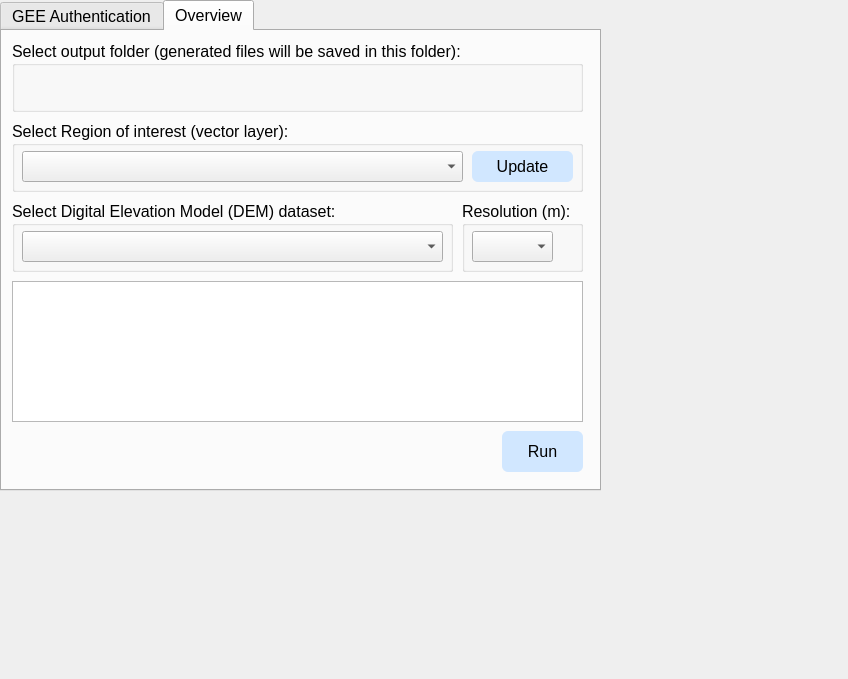
Qt form ui/easy_dialog_base.ui (caioarantes/EasyDEM) before a commit.
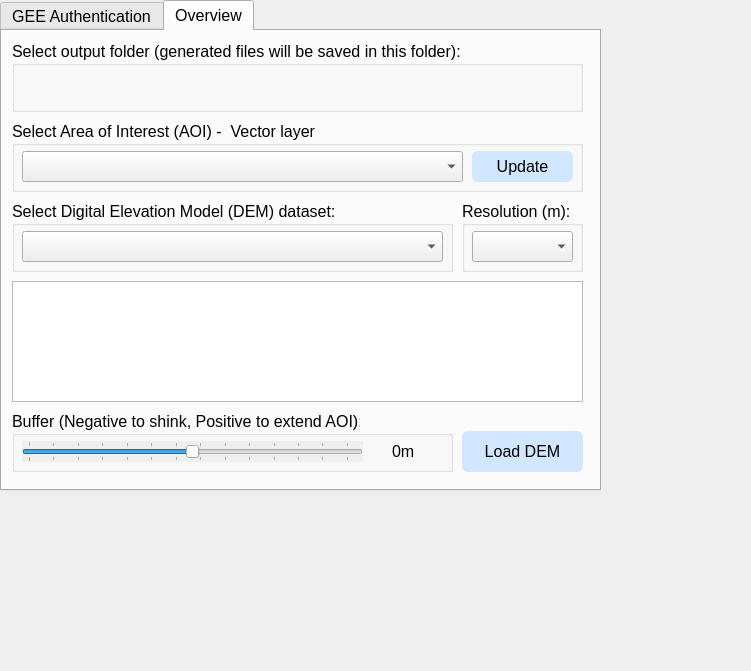
The same form after that commit. The open tabs and pages were chosen to show the change. Icons and pictures are not drawn. Custom widgets are drawn as their Qt base class.

What changed in the file:
```diff
--- a/ui/easy_dialog_base.ui
+++ b/ui/easy_dialog_base.ui
@@ -6,8 +6,8 @@
    <rect>
     <x>0</x>
     <y>0</y>
-    <width>848</width>
-    <height>679</height>
+    <width>751</width>
+    <height>671</height>
    </rect>
   </property>
   <property name="windowTitle">
@@ -255,9 +255,9 @@
     <widget class="QPushButton" name="elevacao">
      <property name="geometry">
       <rect>
-       <x>500</x>
+       <x>460</x>
        <y>400</y>
-       <width>81</width>
+       <width>121</width>
        <height>41</height>
       </rect>
      </property>
@@ -267,7 +267,7 @@
       </font>
      </property>
      <property name="text">
-      <string>Run</string>
+      <string>Load DEM</string>
      </property>
      <property name="icon">
       <iconset>
@@ -289,7 +289,7 @@
       </font>
      </property>
      <property name="title">
-      <string>Select Region of interest (vector layer):</string>
+      <string>Select Area of Interest (AOI) -  Vector layer:</string>
      </property>
      <widget class="QComboBox" name="vector_layer_combobox">
       <property name="geometry">
@@ -351,7 +351,7 @@
        <rect>
         <x>10</x>
         <y>30</y>
-        <width>81</width>
+        <width>101</width>
         <height>31</height>
        </rect>
       </property>
@@ -368,7 +368,7 @@
        <x>10</x>
        <y>250</y>
        <width>571</width>
-       <height>141</height>
+       <height>121</height>
       </rect>
      </property>
      <property name="font">
@@ -386,6 +386,82 @@
       <set>Qt::LinksAccessibleByKeyboard|Qt::LinksAccessibleByMouse|Qt::TextBrowserInteraction|Qt::TextSelectableByKeyboard|Qt::TextSelectableByMouse</set>
      </property>
     </widget>
+    <widget class="QGroupBox" name="groupBox_30">
+     <property name="geometry">
+      <rect>
+       <x>10</x>
+       <y>380</y>
+       <width>441</width>
+       <height>61</height>
+      </rect>
+     </property>
+     <property name="font">
+      <font>
+       <pointsize>12</pointsize>
+      </font>
+     </property>
+     <property name="title">
+      <string>Buffer (Negative to shink, Positive to extend AOI):</string>
+     </property>
+     <widget class="QLabel" name="label_buffer">
+      <property name="geometry">
+       <rect>
+        <x>380</x>
+        <y>30</y>
+        <width>51</width>
+        <height>21</height>
+       </rect>
+      </property>
+      <property name="font">
+       <font>
+        <pointsize>12</pointsize>
+       </font>
+      </property>
+      <property name="text">
+       <string>0m</string>
+      </property>
+     </widget>
+     <widget class="QSlider" name="horizontalSlider_buffer">
+      <property name="enabled">
+       <bool>true</bool>
+      </property>
+      <property name="geometry">
+       <rect>
+        <x>10</x>
+        <y>30</y>
+        <width>341</width>
+        <height>21</height>
+       </rect>
+      </property>
+      <property name="autoFillBackground">
+       <bool>true</bool>
+      </property>
+      <property name="minimum">
+       <number>-200</number>
+      </property>
+      <property name="maximum">
+       <number>200</number>
+      </property>
+      <property name="singleStep">
+       <number>30</number>
+      </property>
+      <property name="pageStep">
+       <number>30</number>
+      </property>
+      <property name="value">
+       <number>0</number>
+      </property>
+      <property name="sliderPosition">
+       <number>0</number>
+      </property>
+      <property name="orientation">
+       <enum>Qt::Horizontal</enum>
+      </property>
+      <property name="tickPosition">
+       <enum>QSlider::TicksBothSides</enum>
+      </property>
+     </widget>
+    </widget>
    </widget>
   </widget>
  </widget>
```
Left out of the diff: 66 changed lines with no effect on the pictures.
